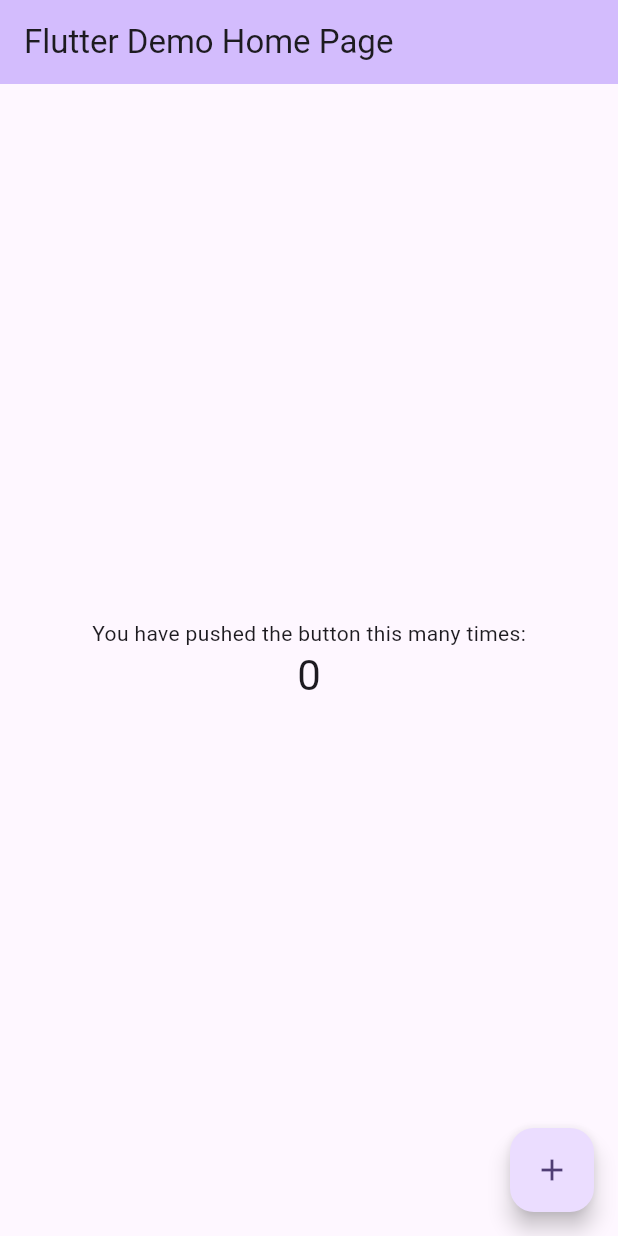
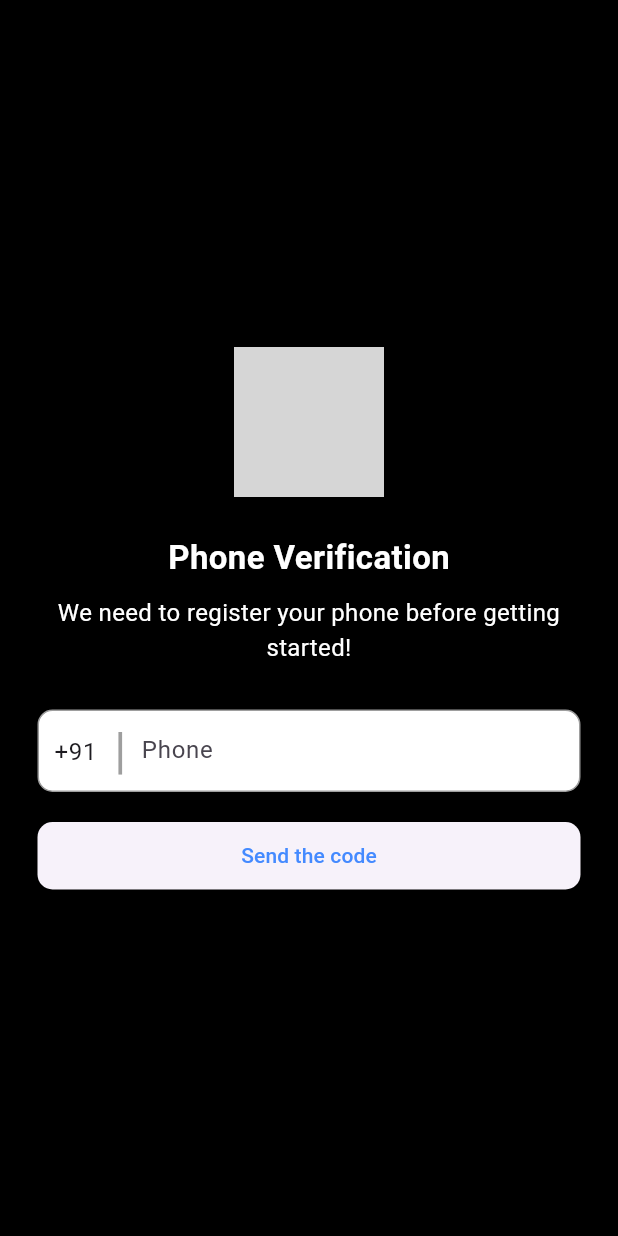
Before and after one commit to MananGandhi1810/BinaryBandits-HnC-2024, a Flutter app: the screen it shows after launch, on a phone screen of 412 x 824 dp. Run offline on Flutter 3.47's test engine with Material 3 defaults, Android fonts, the phone set to English and light mode, and no system bars; our stand-ins replace cloud_firestore, firebase_auth, firebase_core, pinput; accounts and stored records are empty; Roboto replaces fonts that are missing (Jura); grey boxes are pictures that could not be loaded.

Commit message:
home page and boiler plate

```diff
--- /dev/null
+++ b/lib/login.dart
@@ -0,0 +1,152 @@
+import 'package:cloud_firestore/cloud_firestore.dart';
+import 'package:firebase_auth/firebase_auth.dart';
+import 'package:flutter/foundation.dart';
+import 'package:flutter/material.dart';
+
+class MyPhone extends StatefulWidget {
+  const MyPhone({Key? key}) : super(key: key);
+
+  static String verify = "";
+
+  @override
+  State<MyPhone> createState() => _MyPhoneState();
+}
+
+class _MyPhoneState extends State<MyPhone> {
+  TextEditingController countryController = TextEditingController();
+  var phone="";
+  bool isLoading = false;
+
+  @override
+  void initState() {
+
+    countryController.text = "+91";
+    super.initState();
+  }
+
+  @override
+  Widget build(BuildContext context) {
+    if(isLoading){
+      return Center(
+        child: CircularProgressIndicator(),
+      );
+    }
+    return Scaffold(
+      backgroundColor: Colors.black,
+      body: Container(
+        margin: const EdgeInsets.only(left: 25, right: 25),
+        alignment: Alignment.center,
+        child: SingleChildScrollView(
+          child: Column(
+            mainAxisAlignment: MainAxisAlignment.center,
+            children: [
+              Image.asset(
+                'assets/login_logo.png',
+                width: 100,
+                height: 100,
+              ),
+              const SizedBox(
+                height: 25,
+              ),
+              const Text(
+                "Phone Verification",
+                style: const TextStyle(color: Colors.white,fontSize: 22, fontWeight: FontWeight.bold),
+              ),
+              const SizedBox(
+                height: 10,
+              ),
+              const Text(
+                "We need to register your phone before getting started!",
+                style: TextStyle(
+                  color: Colors.white,
+                  fontSize: 16,
+                ),
+                textAlign: TextAlign.center,
+              ),
+              const SizedBox(
+                height: 30,
+              ),
+              Container(
+                height: 55,
+                decoration: BoxDecoration(
+                    color: Colors.white,
+                    border: Border.all(width: 1, color: Colors.grey),
+                    borderRadius: BorderRadius.circular(10)),
+                child: Row(
+                  mainAxisAlignment: MainAxisAlignment.center,
+                  children: [
+                    const SizedBox(
+                      width: 10,
+                    ),
+                    SizedBox(
+                      width: 40,
+                      child: TextField(
+                        controller: countryController,
+                        keyboardType: TextInputType.number,
+                        decoration: const InputDecoration(
+                          border: InputBorder.none,
+                        ),
+                      ),
+                    ),
+                    const Text(
+                      "|",
+                      style: TextStyle(fontSize: 33, color: Colors.grey),
+                    ),
+                    const SizedBox(
+                      width: 10,
+                    ),
+                    Expanded(
+                        child: TextField(
+                          onChanged: (value)
+                          {
+                            phone=value;
+                          },
+                          keyboardType: TextInputType.phone,
+                          decoration: const InputDecoration(
+                            border: InputBorder.none,
+                            hintText: "Phone",
+                          ),
+                        ))
+                  ],
+                ),
+              ),
+              const SizedBox(
+                height: 20,
+              ),
+              SizedBox(
+                width: double.infinity,
+                height: 45,
+                child: ElevatedButton(
+                    style: ElevatedButton.styleFrom(
+                        foregroundColor: Colors.blueAccent,
+                        shape: RoundedRectangleBorder(
+                            borderRadius: BorderRadius.circular(10))),
+                    onPressed: () async{
+                      setState(() {
+                        isLoading=true;
+                      });
+                      await FirebaseAuth.instance.verifyPhoneNumber(
+                        phoneNumber: '${countryController.text + phone}',
+                        verificationCompleted: (PhoneAuthCredential credential) {},
+                        verificationFailed: (FirebaseAuthException e) {
+
+                        },
+                        codeSent: (String verificationId, int? resendToken) {
+                          MyPhone.verify = verificationId;
+                          Navigator.pushNamed(context, 'verify');
+                          setState(() {
+                            isLoading=false;
+                          });
+                        },
+                        codeAutoRetrievalTimeout: (String verificationId) {},
+                      );
+                    },
+                    child: const Text("Send the code")),
+              ),
+            ],
+          ),
+        ),
+      ),
+    );
+  }
+}
--- a/lib/main.dart
+++ b/lib/main.dart
@@ -1,125 +1,24 @@
+import 'package:binary_bandits_hnc/firebase_options.dart';
+import 'package:binary_bandits_hnc/main_page.dart';
+import 'package:binary_bandits_hnc/verfiy.dart';
+import 'package:firebase_core/firebase_core.dart';
 import 'package:flutter/material.dart';
 
-void main() {
-  runApp(const MyApp());
+import 'login.dart';
+
+void main() async {
+  WidgetsFlutterBinding.ensureInitialized();
+  await Firebase.initializeApp(options: DefaultFirebaseOptions.currentPlatform);
+  runApp(
+    MaterialApp(
+      initialRoute: 'phone',
+      theme: ThemeData(fontFamily: 'Jura'),
+      debugShowCheckedModeBanner: false,
+      routes: {
+        'phone': (context) => MyPhone(),
+        'verify': (context) => MyVerify(),
+        'main': (context) => main_page(),
+      },
+    ),
+  );
 }
-
-class MyApp extends StatelessWidget {
-  const MyApp({super.key});
-
-  // This widget is the root of your application.
-  @override
-  Widget build(BuildContext context) {
-    return MaterialApp(
-      title: 'Flutter Demo',
-      theme: ThemeData(
-        // This is the theme of your application.
-        //
-        // TRY THIS: Try running your application with "flutter run". You'll see
-        // the application has a purple toolbar. Then, without quitting the app,
-        // try changing the seedColor in the colorScheme below to Colors.green
-        // and then invoke "hot reload" (save your changes or press the "hot
-        // reload" button in a Flutter-supported IDE, or press "r" if you used
-        // the command line to start the app).
-        //
-        // Notice that the counter didn't reset back to zero; the application
-        // state is not lost during the reload. To reset the state, use hot
-        // restart instead.
-        //
-        // This works for code too, not just values: Most code changes can be
-        // tested with just a hot reload.
-        colorScheme: ColorScheme.fromSeed(seedColor: Colors.deepPurple),
-        useMaterial3: true,
-      ),
-      home: const MyHomePage(title: 'Flutter Demo Home Page'),
-    );
-  }
-}
-
-class MyHomePage extends StatefulWidget {
-  const MyHomePage({super.key, required this.title});
-
-  // This widget is the home page of your application. It is stateful, meaning
-  // that it has a State object (defined below) that contains fields that affect
-  // how it looks.
-
-  // This class is the configuration for the state. It holds the values (in this
-  // case the title) provided by the parent (in this case the App widget) and
-  // used by the build method of the State. Fields in a Widget subclass are
-  // always marked "final".
-
-  final String title;
-
-  @override
-  State<MyHomePage> createState() => _MyHomePageState();
-}
-
-class _MyHomePageState extends State<MyHomePage> {
-  int _counter = 0;
-
-  void _incrementCounter() {
-    setState(() {
-      // This call to setState tells the Flutter framework that something has
-      // changed in this State, which causes it to rerun the build method below
-      // so that the display can reflect the updated values. If we changed
-      // _counter without calling setState(), then the build method would not be
-      // called again, and so nothing would appear to happen.
-      _counter++;
-    });
-  }
-
-  @override
-  Widget build(BuildContext context) {
-    // This method is rerun every time setState is called, for instance as done
-    // by the _incrementCounter method above.
-    //
-    // The Flutter framework has been optimized to make rerunning build methods
-    // fast, so that you can just rebuild anything that needs updating rather
-    // than having to individually change instances of widgets.
-    return Scaffold(
-      appBar: AppBar(
-        // TRY THIS: Try changing the color here to a specific color (to
-        // Colors.amber, perhaps?) and trigger a hot reload to see the AppBar
-        // change color while the other colors stay the same.
-        backgroundColor: Theme.of(context).colorScheme.inversePrimary,
-        // Here we take the value from the MyHomePage object that was created by
-        // the App.build method, and use it to set our appbar title.
-        title: Text(widget.title),
-      ),
-      body: Center(
-        // Center is a layout widget. It takes a single child and positions it
-        // in the middle of the parent.
-        child: Column(
-          // Column is also a layout widget. It takes a list of children and
-          // arranges them vertically. By default, it sizes itself to fit its
-          // children horizontally, and tries to be as tall as its parent.
-          //
-          // Column has various properties to control how it sizes itself and
-          // how it positions its children. Here we use mainAxisAlignment to
-          // center the children vertically; the main axis here is the vertical
-          // axis because Columns are vertical (the cross axis would be
-          // horizontal).
-          //
-          // TRY THIS: Invoke "debug painting" (choose the "Toggle Debug Paint"
-          // action in the IDE, or press "p" in the console), to see the
-          // wireframe for each widget.
-          mainAxisAlignment: MainAxisAlignment.center,
-          children: <Widget>[
-            const Text(
-              'You have pushed the button this many times:',
-            ),
-            Text(
-              '$_counter',
-              style: Theme.of(context).textTheme.headlineMedium,
-            ),
-          ],
-        ),
-      ),
-      floatingActionButton: FloatingActionButton(
-        onPressed: _incrementCounter,
-        tooltip: 'Increment',
-        child: const Icon(Icons.add),
-      ), // This trailing comma makes auto-formatting nicer for build methods.
-    );
-  }
-}
--- a/pubspec.yaml
+++ b/pubspec.yaml
@@ -35,6 +35,12 @@
   # The following adds the Cupertino Icons font to your application.
   # Use with the CupertinoIcons class for iOS style icons.
   cupertino_icons: ^1.0.6
+
+
+  firebase_auth: ^4.19.0
+  pinput: ^4.0.0
+  cloud_firestore: ^4.16.0
+  firebase_core: ^2.0.0
 
 dev_dependencies:
   flutter_test:
```
Also changed, not shown: lib/home.dart (added, +46 -0 lines), lib/main_page.dart (added, +43 -0 lines), lib/name.dart (added, +101 -0 lines), lib/tech_home.dart (added, +15 -0 lines), lib/verfiy.dart (added, +159 -0 lines), lib/firebase_options.dart (added), pubspec.lock, 21 other files.
